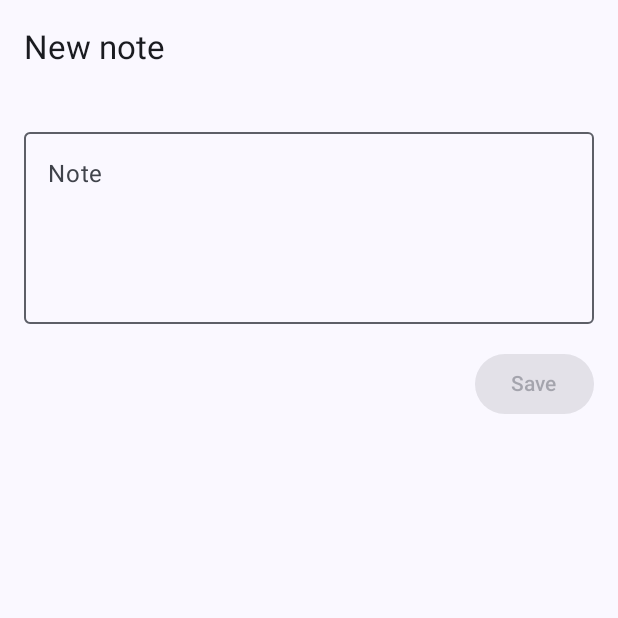
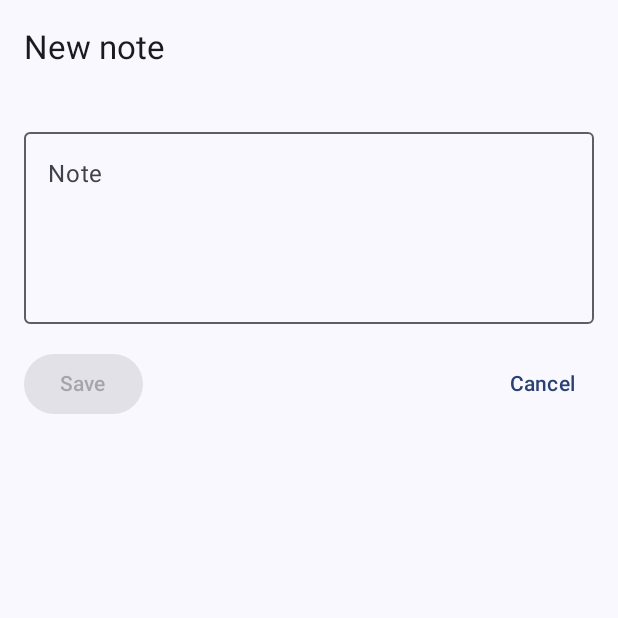
Before and after one commit to csande/persistent-notifications-app, an Android app built with Jetpack Compose: the screen it shows after launch (MainActivity), on a phone screen of 412 x 824 dp, the top half of it. Run offline under Robolectric (Android 15) with nearby library versions, the phone set to English and light mode, and no system bars.

Commit message:
Added a cancel button; set positioning of the three buttons

```diff
--- a/app/src/main/java/com/github/csande/persistentnotificationsapp/EditorViewModel.kt
+++ b/app/src/main/java/com/github/csande/persistentnotificationsapp/EditorViewModel.kt
@@ -26,12 +26,27 @@ class EditorViewModel(
     /** ID of the note being edited, or null for a new, unsaved note. */
     private var noteId by mutableStateOf(savedState.get<Int>(KEY_NOTE_ID))
 
+    /** The stored text of the note when it was opened. Empty for a new note. */
+    private var originalText by mutableStateOf(savedState.get<String>(KEY_ORIGINAL_TEXT).orEmpty())
+
     var field by mutableStateOf(
         savedState.get<String>(KEY_TEXT).orEmpty().let { TextFieldValue(it, TextRange(it.length)) }
     )
         private set
 
     val isEditing: Boolean get() = noteId != null
+
+    /**
+     * Whether saving is currently allowed. A new note needs non-blank text;
+     * an existing note additionally needs text that differs from the stored text.
+     */
+    val canSave: Boolean
+        get() {
+            // `this.field` is required: a bare `field` inside an accessor refers to the
+            // accessor's own backing field, not to the `field` property declared above.
+            val text = this.field.text.trim()
+            return text.isNotEmpty() && (!isEditing || text != originalText)
+        }
 
     /** Loads the note with the given [id]. A null or unknown ID results in a blank, new note. */
     fun openNote(id: Int?) {
@@ -43,12 +58,11 @@ class EditorViewModel(
         savedState[KEY_TEXT] = value.text
     }
 
-    /** Saves the note and posts or updates its notification. Returns false if the text is blank. */
+    /** Saves the note and posts or updates its notification. Returns false if saving is not allowed. */
     fun save(): Boolean {
-        val text = field.text.trim()
-        if (text.isEmpty()) return false
+        if (!canSave) return false
 
-        val note = repository.save(noteId, text)
+        val note = repository.save(noteId, field.text.trim())
         NotificationHelper.show(getApplication(), note)
         return true
     }
@@ -65,6 +79,9 @@ class EditorViewModel(
         savedState[KEY_NOTE_ID] = note?.id
 
         val text = note?.text.orEmpty()
+        originalText = text
+        savedState[KEY_ORIGINAL_TEXT] = text
+
         field = TextFieldValue(text, TextRange(text.length))
         savedState[KEY_TEXT] = text
     }
@@ -72,5 +89,6 @@ class EditorViewModel(
     private companion object {
         const val KEY_NOTE_ID = "note_id"
         const val KEY_TEXT = "text"
+        const val KEY_ORIGINAL_TEXT = "original_text"
     }
 }
--- a/app/src/main/java/com/github/csande/persistentnotificationsapp/MainActivity.kt
+++ b/app/src/main/java/com/github/csande/persistentnotificationsapp/MainActivity.kt
@@ -40,9 +40,11 @@ class MainActivity : ComponentActivity() {
                 EditorScreen(
                     isEditing = viewModel.isEditing,
                     field = viewModel.field,
+                    canSave = viewModel.canSave,
                     onFieldChange = viewModel::onFieldChange,
                     onSave = ::save,
                     onDelete = ::delete,
+                    onCancel = ::cancel,
                 )
             }
         }
@@ -69,6 +71,11 @@ class MainActivity : ComponentActivity() {
         finish()
     }
 
+    /** Closes the editor and discards any unsaved changes. */
+    private fun cancel() {
+        finish()
+    }
+
     private fun noteIdFrom(intent: Intent?): Int? =
         intent?.getIntExtra(EXTRA_NOTE_ID, NO_NOTE)?.takeIf { it != NO_NOTE }
 
--- a/app/src/main/java/com/github/csande/persistentnotificationsapp/ui/EditorScreen.kt
+++ b/app/src/main/java/com/github/csande/persistentnotificationsapp/ui/EditorScreen.kt
@@ -1,6 +1,7 @@
 package com.github.csande.persistentnotificationsapp.ui
 
 import androidx.compose.foundation.layout.Arrangement
+import androidx.compose.foundation.layout.Box
 import androidx.compose.foundation.layout.Column
 import androidx.compose.foundation.layout.Row
 import androidx.compose.foundation.layout.consumeWindowInsets
@@ -16,6 +17,7 @@ import androidx.compose.material3.OutlinedButton
 import androidx.compose.material3.OutlinedTextField
 import androidx.compose.material3.Scaffold
 import androidx.compose.material3.Text
+import androidx.compose.material3.TextButton
 import androidx.compose.material3.TopAppBar
 import androidx.compose.runtime.Composable
 import androidx.compose.runtime.LaunchedEffect
@@ -36,9 +38,11 @@ import com.github.csande.persistentnotificationsapp.ui.theme.QuickNoteTheme
 fun EditorScreen(
     isEditing: Boolean,
     field: TextFieldValue,
+    canSave: Boolean,
     onFieldChange: (TextFieldValue) -> Unit,
     onSave: () -> Unit,
     onDelete: () -> Unit,
+    onCancel: () -> Unit,
     modifier: Modifier = Modifier,
 ) {
     val focusRequester = remember { FocusRequester() }
@@ -77,12 +81,27 @@ fun EditorScreen(
                     .focusRequester(focusRequester),
             )
 
+            // Each button sits in an equal-width slot, so the middle slot is truly centered
+            // regardless of how wide the labels on either side are.
             Row(
                 modifier = Modifier.fillMaxWidth(),
-                horizontalArrangement = Arrangement.spacedBy(12.dp, Alignment.End),
+                verticalAlignment = Alignment.CenterVertically,
             ) {
+                Box(
+                    modifier = Modifier.weight(1f),
+                    contentAlignment = Alignment.CenterStart,
+                ) {
+                    Button(onClick = onSave, enabled = canSave) {
+                        Text(stringResource(R.string.action_save))
+                    }
+                }
+
                 // "Delete" only appears when an existing note is being edited.
                 if (isEditing) {
+                    Box(
+                        modifier = Modifier.weight(1f),
+                        contentAlignment = Alignment.Center,
+                    ) {
                         OutlinedButton(
                             onClick = onDelete,
                             colors = ButtonDefaults.outlinedButtonColors(
@@ -92,11 +111,15 @@ fun EditorScreen(
                             Text(stringResource(R.string.action_delete))
                         }
                     }
-                Button(
-                    onClick = onSave,
-                    enabled = field.text.isNotBlank(),
+                }
+
+                Box(
+                    modifier = Modifier.weight(1f),
+                    contentAlignment = Alignment.CenterEnd,
                 ) {
-                    Text(stringResource(R.string.action_save))
+                    TextButton(onClick = onCancel) {
+                        Text(stringResource(R.string.action_cancel))
+                    }
                 }
             }
         }
@@ -105,14 +128,32 @@ fun EditorScreen(
 
 @Preview(showBackground = true)
 @Composable
-private fun EditorScreenPreview() {
+private fun EditorScreenNewPreview() {
+    QuickNoteTheme {
+        EditorScreen(
+            isEditing = false,
+            field = TextFieldValue("Buy milk"),
+            canSave = true,
+            onFieldChange = {},
+            onSave = {},
+            onDelete = {},
+            onCancel = {},
+        )
+    }
+}
+
+@Preview(showBackground = true)
+@Composable
+private fun EditorScreenEditPreview() {
     QuickNoteTheme {
         EditorScreen(
             isEditing = true,
             field = TextFieldValue("Buy milk"),
+            canSave = false,
             onFieldChange = {},
             onSave = {},
             onDelete = {},
+            onCancel = {},
         )
     }
 }
--- a/app/src/main/res/values/strings.xml
+++ b/app/src/main/res/values/strings.xml
@@ -10,6 +10,7 @@
     <string name="note_label">Note</string>
     <string name="action_save">Save</string>
     <string name="action_delete">Delete</string>
+    <string name="action_cancel">Cancel</string>
 
     <string name="notifications_disabled_message">Notifications are disabled. Enable them in system settings for notes to appear.</string>
 </resources>
```
Lines whose indentation alone changed are shown as unchanged.
